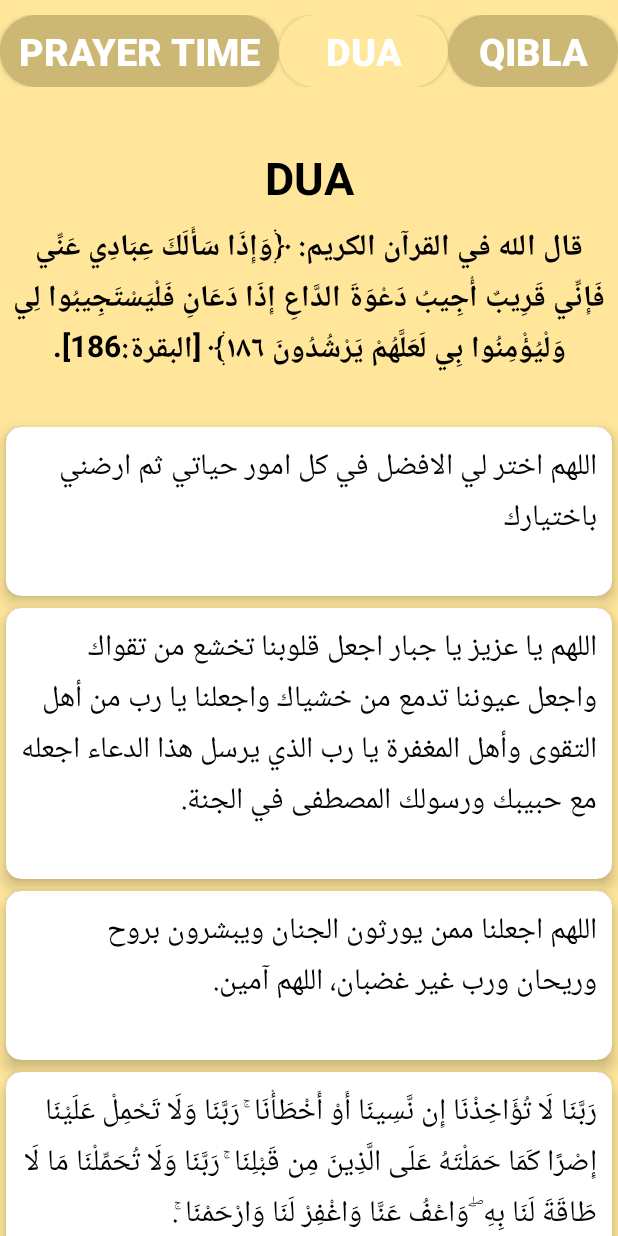
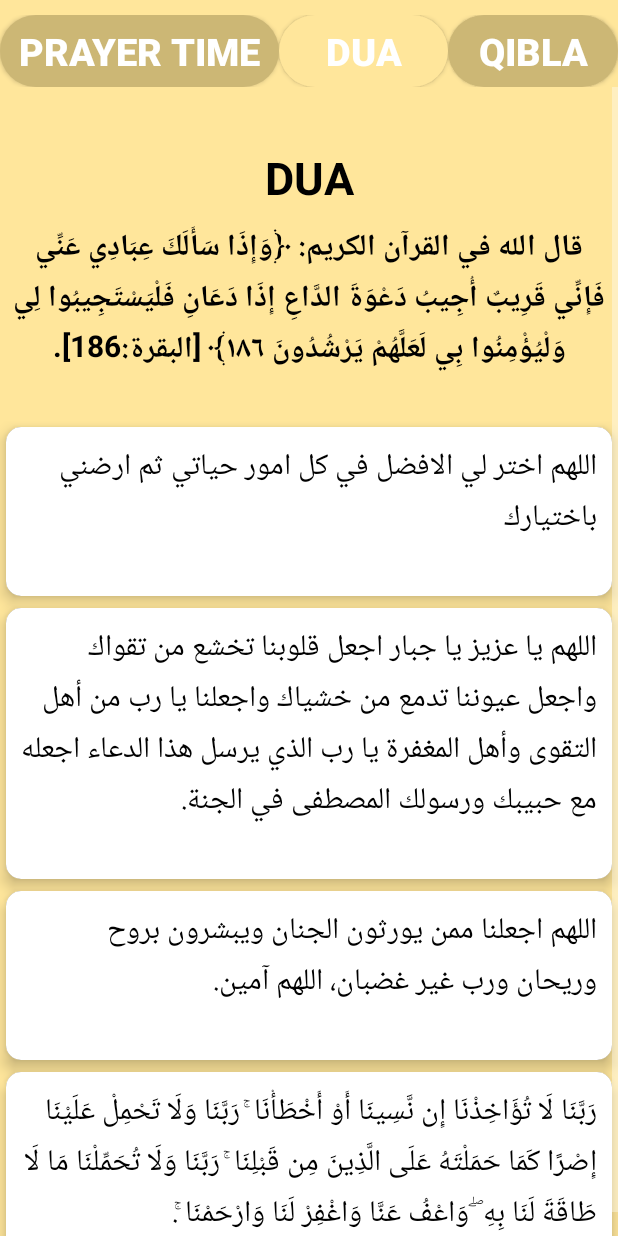
Before and after one commit to Assil28/MiniProjet1-Prayer_Time-Android_Java-, an Android app: the screen it shows after launch (MainActivity), after a tap on "DUA", on a phone screen of 412 x 824 dp. Run offline under Robolectric (Android 15) with nearby library versions, the phone set to English and light mode, and no system bars; our stand-ins replace Volley; network calls fail; 1 other tap on this screen came first.

Commit message:
prayer_time_update

```diff
--- a/app/src/main/java/com/example/miniprojet1/prayer_time.java
+++ b/app/src/main/java/com/example/miniprojet1/prayer_time.java
@@ -32,7 +32,7 @@ import org.json.JSONObject;
 import java.text.SimpleDateFormat;
 import java.util.ArrayList;
 import java.util.Calendar;
-import java.util.Collections;
+
 import java.util.List;
 import java.util.Locale;
 import java.util.Map;
@@ -102,6 +102,7 @@ public class prayer_time extends Fragment {
         else
         {
             location.setText("cityName not found");
+            location.setTextSize(20);
         }
 
 /*
--- a/app/src/main/res/layout/fragment_dua.xml
+++ b/app/src/main/res/layout/fragment_dua.xml
@@ -7,6 +7,9 @@
     android:layout_height="match_parent"
     tools:context=".prayer_time"
     android:background="@color/jaune">
+ <ScrollView
+     android:layout_width="match_parent"
+     android:layout_height="match_parent">
 
      <LinearLayout
          android:layout_width="match_parent"
@@ -49,6 +52,9 @@
 
      </LinearLayout>
 
+ </ScrollView>
+
+
 
 
 </FrameLayout>
--- a/app/src/main/res/layout/fragment_prayer_time.xml
+++ b/app/src/main/res/layout/fragment_prayer_time.xml
@@ -30,7 +30,7 @@
                 android:layout_marginRight="90dp"
                 android:maxWidth="6mm"
                 android:maxHeight="20sp"
-                android:src="@drawable/prayer"/>
+                android:src="@drawable/prayer_time"/>
 
             <TextView
                 android:id="@+id/date"
```
Also changed, not shown: app/src/main/res/layout/fragment_qibla.xml (+7 -0 lines), app/src/main/res/drawable/prayer.png, app/src/main/res/drawable/prayer_time.png (added). Lines whose indentation alone changed are shown as unchanged.
